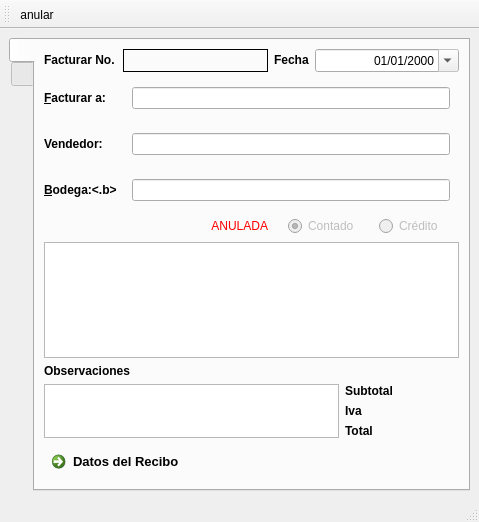
Above: esquipulaspy/ui/factura.ui from armonge/EsquipulasPy before the change. Below: the same form after it.
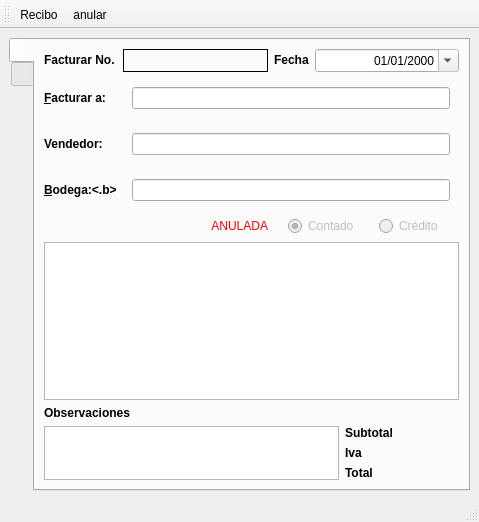
That is the form after the change. The open tabs and pages were chosen to show the change. Icons and pictures are not drawn.

Diff of the .ui file:
```diff
--- a/esquipulaspy/ui/factura.ui
+++ b/esquipulaspy/ui/factura.ui
@@ -528,29 +528,6 @@
           </item>
          </layout>
         </item>
-        <item>
-         <widget class="QCommandLinkButton" name="btnrecibo">
-          <property name="sizePolicy">
-           <sizepolicy hsizetype="Preferred" vsizetype="Fixed">
-            <horstretch>0</horstretch>
-            <verstretch>0</verstretch>
-           </sizepolicy>
-          </property>
-          <property name="font">
-           <font>
-            <family>Segoe UI</family>
-            <pointsize>10</pointsize>
-           </font>
-          </property>
-          <property name="text">
-           <string>Datos del Recibo</string>
-          </property>
-          <property name="icon">
-           <iconset resource="res.qrc">
-            <normaloff>:/images/res/view-pim-tasks.png</normaloff>:/images/res/view-pim-tasks.png</iconset>
-          </property>
-         </widget>
-        </item>
        </layout>
       </widget>
       <widget class="QWidget" name="tabnavigation">
@@ -670,6 +647,7 @@
    <attribute name="toolBarBreak">
     <bool>false</bool>
    </attribute>
+   <addaction name="actionRecibo"/>
    <addaction name="actionAnular"/>
   </widget>
   <action name="actionAnular">
@@ -687,6 +665,18 @@
     <string>Anular la Factura</string>
    </property>
   </action>
+  <action name="actionRecibo">
+   <property name="icon">
+    <iconset resource="res.qrc">
+     <normaloff>:/icons/res/okteta.png</normaloff>:/icons/res/okteta.png</iconset>
+   </property>
+   <property name="text">
+    <string>Recibo</string>
+   </property>
+   <property name="toolTip">
+    <string>Recibo de factura al contado</string>
+   </property>
+  </action>
  </widget>
  <tabstops>
   <tabstop>cbcliente</tabstop>
```
Left out of the diff: 2 changed lines with no effect on the pictures.
